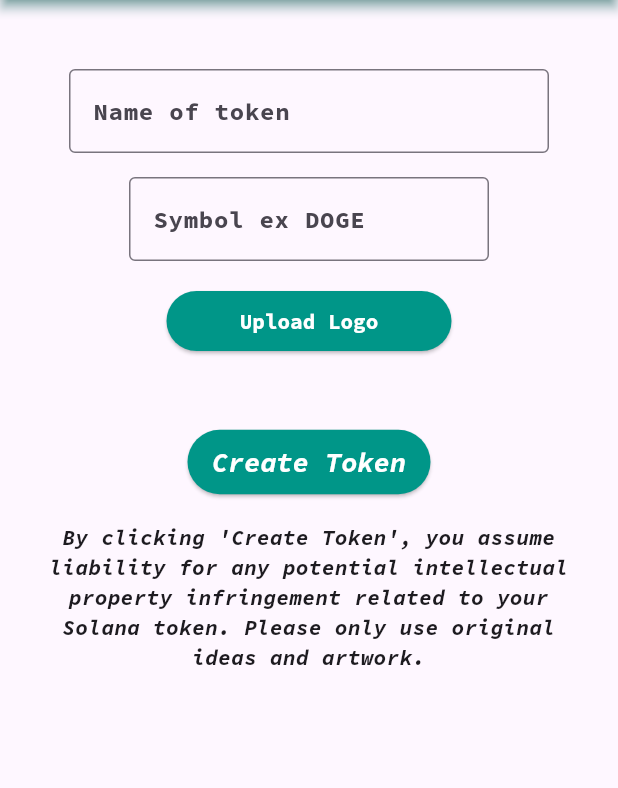
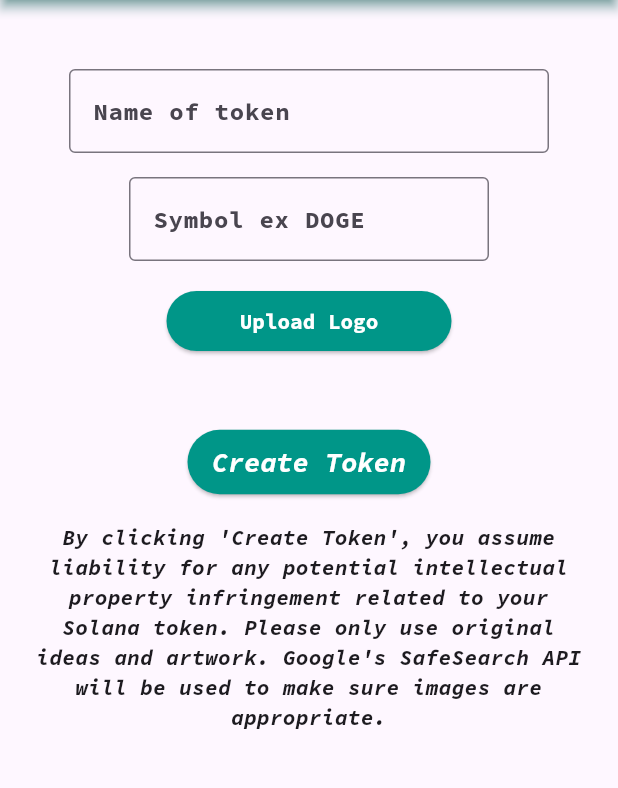
Before and after one commit to ekatwood/token_mint, a Flutter app: the screen it shows after launch, on a phone screen of 412 x 824 dp, the part 159-947 px from its top. Run offline on Flutter 3.47's test engine with Material 3 defaults, Android fonts, the phone set to English and light mode, and no system bars; our stand-ins replace cloud_firestore, firebase_core, image_picker; missing offline and left inert: dart:html, dart:js_util; accounts and stored records are empty; generated files the repository leaves out were written again.

Commit message:
updated legal disclaimer to include SafeSearch

```diff
--- a/lib/main.dart
+++ b/lib/main.dart
@@ -236,7 +236,7 @@ class _TokenFactoryState extends State<TokenFactory> {
                 constraints: const BoxConstraints(maxWidth: 520),
                 child: Center(
                   child: Text(
-                    "By clicking 'Create Token', you assume liability for any potential intellectual property infringement related to your Solana token. Please only use original ideas and artwork.",
+                    "By clicking 'Create Token', you assume liability for any potential intellectual property infringement related to your Solana token. Please only use original ideas and artwork. Google's SafeSearch API will be used to make sure images are appropriate.",
                     textAlign: TextAlign.center,
                     style: TextStyle(
                       fontFamily: _fontFamily,
```
